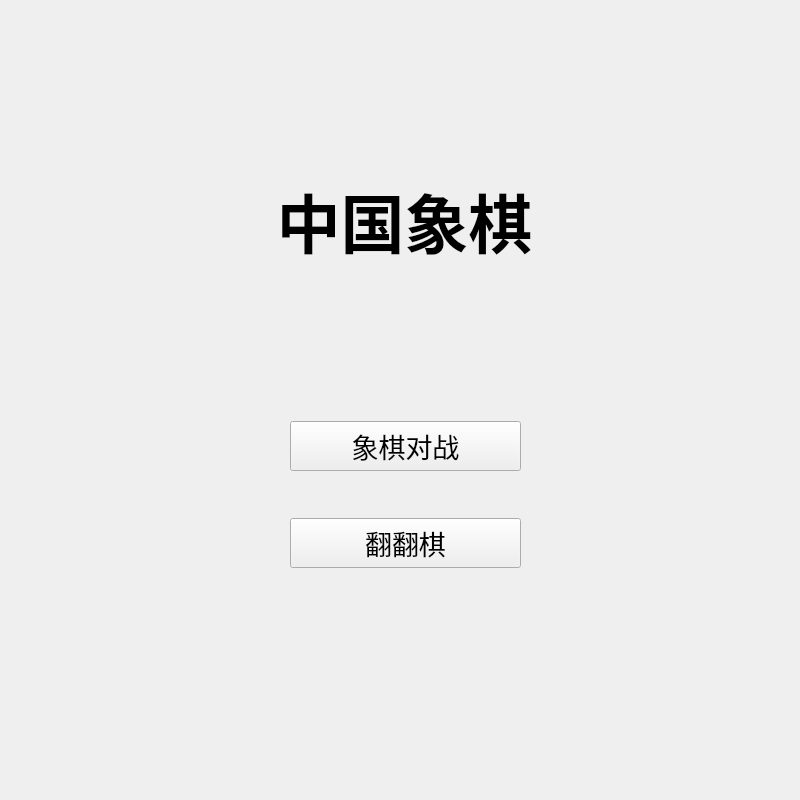
The window that chess/mymainwindow.ui (Sabrina3210/code) describes before a commit, drawn with Qt 5.
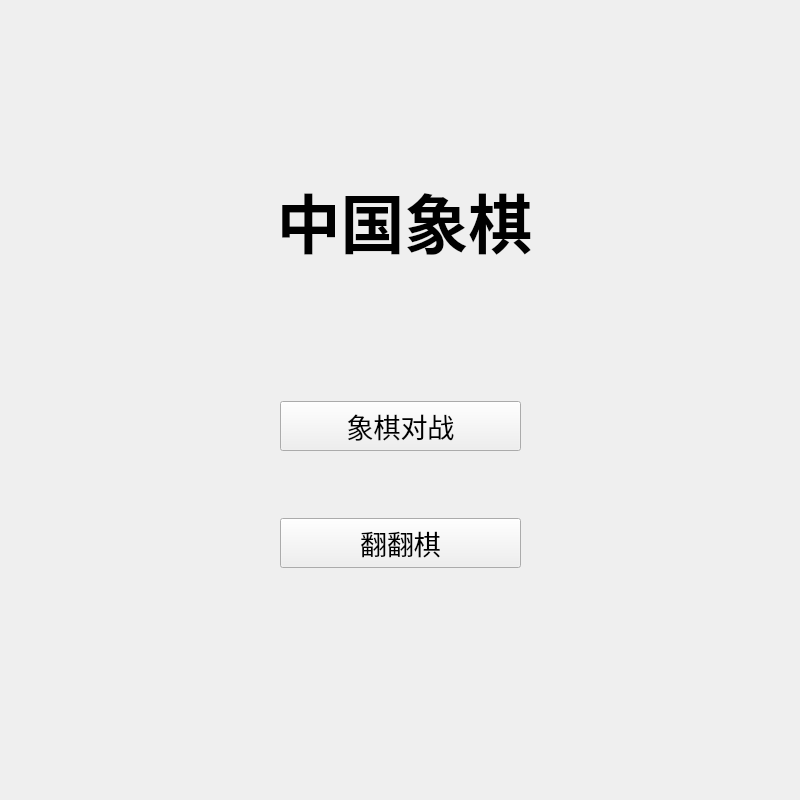
The same window after the commit. Icons and pictures are not drawn.

```diff
--- a/chess/mymainwindow.ui
+++ b/chess/mymainwindow.ui
@@ -47,10 +47,10 @@
   <widget class="QWidget" name="verticalLayoutWidget">
    <property name="geometry">
     <rect>
-     <x>290</x>
-     <y>380</y>
-     <width>231</width>
-     <height>231</height>
+     <x>280</x>
+     <y>340</y>
+     <width>241</width>
+     <height>291</height>
     </rect>
    </property>
    <layout class="QVBoxLayout" name="verticalLayout">
```
